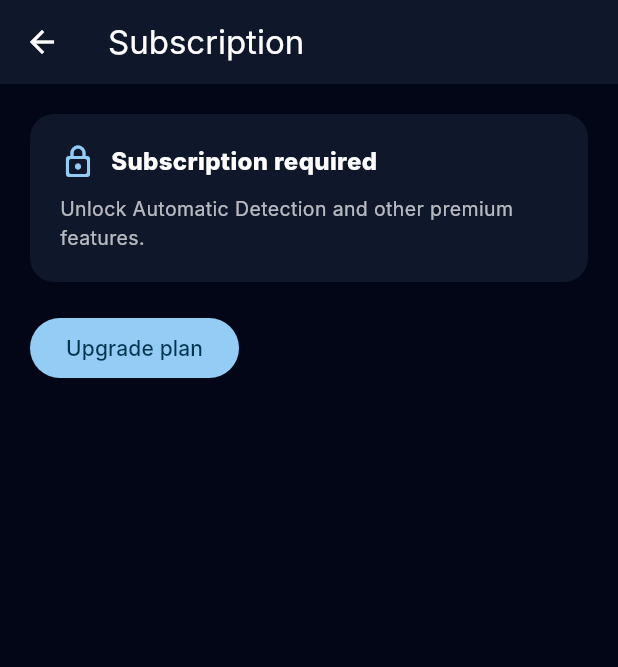
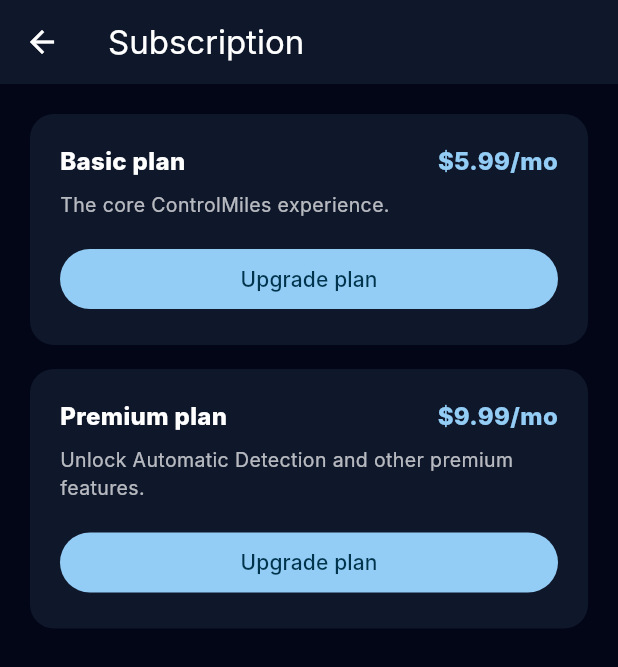
Before and after one commit to CEOOMS01/ControlMiles-app, a Flutter app: the SubscriptionScreen screen opened by its route, on a phone screen of 412 x 824 dp. Shown: the top 667 px of the screen. Run offline on Flutter 3.47's test engine with Material 3 defaults, Android fonts, the phone set to English and light mode, and no system bars; our stand-ins replace camera, connectivity_plus, flutter_local_notifications, flutter_map, flutter_secure_storage, flutter_timezone and 8 more; missing offline and left inert: flutter_background_geolocation, google_mlkit_text_recognition; accounts and stored records are empty; Roboto replaces fonts that are missing (Inter).

Commit message:
Split ControlMiles Premium into two real tiers: Base + Premium
Explicit user pricing decision: Base $5.99/mo (core app usage --
enforcement not built yet, deliberately prep-only per user request),
Premium $9.99/mo (adds Automatic Detection on top of everything Base
has).

- New profiles.base_entitled + subscriptions.tier columns.
- create-checkout-session now takes {"tier": "base"|"premium"} and
  picks the matching Stripe price (STRIPE_PRICE_ID_BASE/_PREMIUM,
  replacing the single STRIPE_PRICE_ID); defaults to premium if no
  tier is sent, keeping the one tier that existed before this change
  working unchanged.
- stripe-webhook reads subscription_data.metadata.tier (set at
  Checkout time) rather than reverse-mapping price_id -> tier, so
  there's nothing to drift if prices ever change. Premium implies
  base_entitled too, matching "Premium adds Auto-Detect on top of
  Base."
- AppState gained baseEntitled alongside the existing premiumEntitled,
  same fetch/cache/clearAll pattern.
- subscription_screen.dart now shows both tiers as separate cards
  with their own price/description/upgrade button and "Current plan"
  state, instead of one generic Upgrade button.

Both edge functions redeployed. Real Stripe products/prices still
pending the user creating their Stripe account (see prior commit) --
this is schema/wiring only, no enforcement of Base anywhere yet, per
explicit user request to hold that off as separate future work.

Co-Authored-By: Claude Sonnet 5 <noreply@anthropic.com>

```diff
--- a/lib/i18n/de.dart
+++ b/lib/i18n/de.dart
@@ -326,6 +326,8 @@ const Map<String, String> deTexts = {
   'subscription_active': 'Abonnement aktiv',
   'subscription_required': 'Abonnement erforderlich',
   'premium_plan_description': 'Schalte die automatische Erkennung und weitere Premium-Funktionen frei.',
+  'base_plan_description': 'Das ControlMiles-Kernerlebnis.',
+  'current_plan': 'Aktueller Plan',
   'subscriptions_not_configured': 'Abonnements sind noch nicht verfügbar.',
 
   // ============================================================
--- a/lib/i18n/en.dart
+++ b/lib/i18n/en.dart
@@ -417,6 +417,8 @@ const Map<String, String> enTexts = {
   'subscription_active': 'Subscription active',
   'subscription_required': 'Subscription required',
   'premium_plan_description': 'Unlock Automatic Detection and other premium features.',
+  'base_plan_description': 'The core ControlMiles experience.',
+  'current_plan': 'Current plan',
   'subscriptions_not_configured': 'Subscriptions are not available yet.',
 
   // ============================================================
--- a/lib/i18n/es.dart
+++ b/lib/i18n/es.dart
@@ -417,6 +417,8 @@ const Map<String, String> esTexts = {
   'subscription_active': 'Suscripción activa',
   'subscription_required': 'Se requiere suscripción',
   'premium_plan_description': 'Desbloquea la Detección Automática y otras funciones premium.',
+  'base_plan_description': 'La experiencia principal de ControlMiles.',
+  'current_plan': 'Plan actual',
   'subscriptions_not_configured': 'Las suscripciones aún no están disponibles.',
 
   // ============================================================
--- a/lib/i18n/fr.dart
+++ b/lib/i18n/fr.dart
@@ -334,6 +334,8 @@ const Map<String, String> frTexts = {
   'subscription_active': 'Abonnement actif',
   'subscription_required': 'Abonnement requis',
   'premium_plan_description': 'Débloquez la Détection Automatique et d\'autres fonctionnalités premium.',
+  'base_plan_description': 'L\'expérience ControlMiles de base.',
+  'current_plan': 'Forfait actuel',
   'subscriptions_not_configured': 'Les abonnements ne sont pas encore disponibles.',
 
   // ============================================================
--- a/lib/i18n/pt.dart
+++ b/lib/i18n/pt.dart
@@ -326,6 +326,8 @@ const Map<String, String> ptTexts = {
   'subscription_active': 'Assinatura ativa',
   'subscription_required': 'Assinatura necessária',
   'premium_plan_description': 'Desbloqueie a Detecção Automática e outros recursos premium.',
+  'base_plan_description': 'A experiência principal do ControlMiles.',
+  'current_plan': 'Plano atual',
   'subscriptions_not_configured': 'As assinaturas ainda não estão disponíveis.',
 
   // ============================================================
--- a/lib/i18n/zh.dart
+++ b/lib/i18n/zh.dart
@@ -326,6 +326,8 @@ const Map<String, String> zhTexts = {
   'subscription_active': '订阅已激活',
   'subscription_required': '需要订阅',
   'premium_plan_description': '解锁自动检测和其他高级功能。',
+  'base_plan_description': 'ControlMiles 核心体验。',
+  'current_plan': '当前套餐',
   'subscriptions_not_configured': '订阅功能尚未开放。',
 
   // ============================================================
--- a/lib/logic/app_state.dart
+++ b/lib/logic/app_state.dart
@@ -60,11 +60,16 @@ class AppState extends ChangeNotifier {
   // leyera. Mismo patrón de caché que userDisplayId/firstName arriba.
   String _accountType = 'gig';
   String? _defaultOrgId;
-  // Gates paid Gig features (starting with automatic trip detection) --
-  // enforcement-only, no payment processing wired yet (see
-  // multi_org_entitled's own migration for the same pattern). Granting
-  // it today is a manual/support action.
+  // Gates paid Gig features (starting with automatic trip detection).
+  // Real Stripe subscriptions now exist (see [[project_controlmiles]],
+  // stripe-webhook) -- this flag is kept in sync by that webhook, not
+  // manually toggled anymore.
   bool _premiumEntitled = false;
+  // Base tier ($5.99) -- prep only, per explicit user request
+  // (2026-08-28): the schema/webhook track this now so it's ready, but
+  // nothing in the app actually gates on it yet -- that's deliberately
+  // separate future work (a real trial-expiry paywall), not assumed here.
+  bool _baseEntitled = false;
   // Deliberately NOT cached to SharedPreferences like accountType/etc --
   // invites can arrive or get withdrawn at any time, so a stale disk copy
   // risks showing an already-handled invite (or hiding a brand new one).
@@ -112,6 +117,7 @@ class AppState extends ChangeNotifier {
   String get accountType => _accountType;
   String? get defaultOrgId => _defaultOrgId;
   bool get premiumEntitled => _premiumEntitled;
+  bool get baseEntitled => _baseEntitled;
   bool get accountTypeChosen => _accountTypeChosen;
   bool get isGig => _accountType == 'gig';
   bool get isFleetAdmin => _accountType == 'fleet_admin';
@@ -153,7 +159,7 @@ class AppState extends ChangeNotifier {
     try {
       final data = await Supabase.instance.client
           .from('profiles')
-          .select('display_id, first_name, account_type, default_org_id, premium_entitled')
+          .select('display_id, first_name, account_type, default_org_id, premium_entitled, base_entitled')
           .eq('id', user.id)
           .maybeSingle();
 
@@ -162,11 +168,13 @@ class AppState extends ChangeNotifier {
       final String newAccountType = data?['account_type'] as String? ?? 'gig';
       final String? newDefaultOrgId = data?['default_org_id'] as String?;
       final bool newPremiumEntitled = data?['premium_entitled'] as bool? ?? false;
+      final bool newBaseEntitled = data?['base_entitled'] as bool? ?? false;
       final bool changed = _userDisplayId != newDisplayId ||
           _firstName != newFirstName ||
           _accountType != newAccountType ||
           _defaultOrgId != newDefaultOrgId ||
-          _premiumEntitled != newPremiumEntitled;
+          _premiumEntitled != newPremiumEntitled ||
+          _baseEntitled != newBaseEntitled;
 
       if (changed) {
         _userDisplayId = newDisplayId;
@@ -174,6 +182,7 @@ class AppState extends ChangeNotifier {
         _accountType = newAccountType;
         _defaultOrgId = newDefaultOrgId;
         _premiumEntitled = newPremiumEntitled;
+        _baseEntitled = newBaseEntitled;
 
         final prefs = await SharedPreferences.getInstance();
         if (_userDisplayId != null) {
@@ -188,6 +197,7 @@ class AppState extends ChangeNotifier {
         }
         await prefs.setString('controlmiles_account_type', _accountType);
         await prefs.setBool('controlmiles_premium_entitled', _premiumEntitled);
+        await prefs.setBool('controlmiles_base_entitled', _baseEntitled);
         if (_defaultOrgId != null) {
           await prefs.setString('controlmiles_default_org_id', _defaultOrgId!);
         } else {
@@ -473,6 +483,7 @@ class AppState extends ChangeNotifier {
       _accountType = prefs.getString('controlmiles_account_type') ?? 'gig';
       _defaultOrgId = prefs.getString('controlmiles_default_org_id');
       _premiumEntitled = prefs.getBool('controlmiles_premium_entitled') ?? false;
+      _baseEntitled = prefs.getBool('controlmiles_base_entitled') ?? false;
       _accountTypeChosen = prefs.getBool('controlmiles_account_type_chosen') ?? false;
 
       // First-launch role chooser (device-level, see clearAll())
@@ -495,6 +506,7 @@ class AppState extends ChangeNotifier {
     _accountType = 'gig';
     _defaultOrgId = null;
     _premiumEntitled = false;
+    _baseEntitled = false;
     _accountTypeChosen = false;
     // A different account on this same device shouldn't inherit the
     // previous account's premium auto-detect choice, and the listening
--- a/lib/screens/subscription_screen.dart
+++ b/lib/screens/subscription_screen.dart
@@ -2,11 +2,15 @@
 // lib/screens/subscription_screen.dart
 //
 // Real Stripe subscription management (see [[project_controlmiles]]).
-// This screen never collects a card number -- "Upgrade" and "Manage
-// subscription" both call a Supabase edge function that returns a
-// Stripe-hosted URL, opened externally via url_launcher. Payment details
-// go straight to Stripe; this screen only ever reflects
-// AppState.premiumEntitled, which stripe-webhook keeps in sync server-side.
+// Two real tiers (2026-08-28): Base ($5.99, core app usage -- no
+// enforcement built yet, see AppState.baseEntitled's own comment) and
+// Premium ($9.99, adds Automatic Detection on top of everything Base
+// has). This screen never collects a card number -- "Upgrade" and
+// "Manage subscription" both call a Supabase edge function that returns
+// a Stripe-hosted URL, opened externally via url_launcher. Payment
+// details go straight to Stripe; this screen only ever reflects
+// AppState.baseEntitled/premiumEntitled, which stripe-webhook keeps in
+// sync server-side.
 
 import 'package:flutter/material.dart';
 import 'package:provider/provider.dart';
@@ -23,15 +27,40 @@ class SubscriptionScreen extends StatefulWidget {
 }
 
 class _SubscriptionScreenState extends State<SubscriptionScreen> {
-  bool _isLoading = false;
+  // Tracks which tier's button is spinning, so tapping Base doesn't
+  // disable Premium's button too (and vice versa).
+  String? _loadingTier;
 
-  Future<void> _openStripeUrl(AppState appState, String functionName) async {
+  Future<void> _upgrade(AppState appState, String tier) async {
     if (!mounted) return;
-    setState(() => _isLoading = true);
+    setState(() => _loadingTier = tier);
     try {
-      final response = await Supabase.instance.client.functions.invoke(functionName);
-      final data = response.data;
+      final response = await Supabase.instance.client.functions.invoke(
+        'create-checkout-session',
+        body: {'tier': tier},
+      );
+      await _openReturnedUrl(appState, response.data);
+    } catch (e) {
+      _showError(appState, e);
+    } finally {
+      if (mounted) setState(() => _loadingTier = null);
+    }
+  }
 
+  Future<void> _manageSubscription(AppState appState) async {
+    if (!mounted) return;
+    setState(() => _loadingTier = 'manage');
+    try {
+      final response = await Supabase.instance.client.functions.invoke('create-portal-session');
+      await _openReturnedUrl(appState, response.data);
+    } catch (e) {
+      _showError(appState, e);
+    } finally {
+      if (mounted) setState(() => _loadingTier = null);
+    }
+  }
+
+  Future<void> _openReturnedUrl(AppState appState, dynamic data) async {
     if (data is Map && data['configured'] == false) {
       if (mounted) {
         ScaffoldMessenger.of(context).showSnackBar(
@@ -52,8 +81,10 @@ class _SubscriptionScreenState extends State<SubscriptionScreen> {
         SnackBar(content: Text('${appState.tr('error')}: could not open browser')),
       );
     }
-    } catch (e) {
-      if (mounted) {
+  }
+
+  void _showError(AppState appState, Object e) {
+    if (!mounted) return;
     ScaffoldMessenger.of(context).showSnackBar(
       SnackBar(
         content: Text('${appState.tr('error')}: $e'),
@@ -61,16 +92,98 @@ class _SubscriptionScreenState extends State<SubscriptionScreen> {
       ),
     );
   }
-    } finally {
-      if (mounted) setState(() => _isLoading = false);
-    }
+
+  Widget _buildTierCard(
+    AppState appState, {
+    required bool isDark,
+    required String titleKey,
+    required String descriptionKey,
+    required String priceLabel,
+    required bool isCurrent,
+    required bool showUpgrade,
+    required String tier,
+  }) {
+    final isLoading = _loadingTier == tier;
+
+    return Container(
+      width: double.infinity,
+      padding: const EdgeInsets.all(20),
+      decoration: BoxDecoration(
+        color: isDark ? const Color(0xFF0F172A) : Colors.white,
+        borderRadius: BorderRadius.circular(16),
+        border: isCurrent
+            ? Border.all(color: Theme.of(context).colorScheme.primary, width: 1.5)
+            : null,
+      ),
+      child: Column(
+        crossAxisAlignment: CrossAxisAlignment.start,
+        children: [
+          Row(
+            mainAxisAlignment: MainAxisAlignment.spaceBetween,
+            children: [
+              Text(
+                appState.tr(titleKey),
+                style: TextStyle(
+                  fontWeight: FontWeight.w800,
+                  fontSize: 16,
+                  color: isDark ? Colors.white : const Color(0xFF1E293B),
+                ),
+              ),
+              Text(
+                priceLabel,
+                style: TextStyle(
+                  fontWeight: FontWeight.w800,
+                  fontSize: 16,
+                  color: Theme.of(context).colorScheme.primary,
+                ),
+              ),
+            ],
+          ),
+          const SizedBox(height: 8),
+          Text(
+            appState.tr(descriptionKey),
+            style: TextStyle(
+              fontSize: 13,
+              color: isDark ? Colors.white70 : const Color(0xFF64748B),
+            ),
+          ),
+          const SizedBox(height: 16),
+          if (isCurrent)
+            Row(
+              children: [
+                Icon(Icons.verified_rounded, color: Colors.green, size: 18),
+                const SizedBox(width: 6),
+                Text(
+                  appState.tr('current_plan'),
+                  style: const TextStyle(fontWeight: FontWeight.w700, color: Colors.green),
+                ),
+              ],
+            )
+          else if (showUpgrade)
+            SizedBox(
+              width: double.infinity,
+              child: FilledButton(
+                onPressed: isLoading ? null : () => _upgrade(appState, tier),
+                child: isLoading
+                    ? const SizedBox(
+                        width: 18,
+                        height: 18,
+                        child: CircularProgressIndicator(strokeWidth: 2.2, color: Colors.white),
+                      )
+                    : Text(appState.tr('upgrade_plan')),
+              ),
+            ),
+        ],
+      ),
+    );
   }
 
   @override
   Widget build(BuildContext context) {
     final appState = context.watch<AppState>();
     final isDark = Theme.of(context).brightness == Brightness.dark;
-    final subscribed = appState.premiumEntitled;
+    final baseEntitled = appState.baseEntitled;
+    final premiumEntitled = appState.premiumEntitled;
 
     return Scaffold(
       backgroundColor: isDark ? const Color(0xFF020617) : const Color(0xFFF8FAFC),
@@ -79,67 +192,47 @@ class _SubscriptionScreenState extends State<SubscriptionScreen> {
         backgroundColor: isDark ? const Color(0xFF0F172A) : const Color(0xFF1E293B),
         foregroundColor: Colors.white,
       ),
-      body: Padding(
+      body: ListView(
         padding: const EdgeInsets.all(20),
-        child: Column(
-          crossAxisAlignment: CrossAxisAlignment.start,
         children: [
-            Container(
-              width: double.infinity,
-              padding: const EdgeInsets.all(20),
-              decoration: BoxDecoration(
-                color: isDark ? const Color(0xFF0F172A) : Colors.white,
-                borderRadius: BorderRadius.circular(16),
+          _buildTierCard(
+            appState,
+            isDark: isDark,
+            titleKey: 'basic_plan',
+            descriptionKey: 'base_plan_description',
+            priceLabel: '\$5.99/mo',
+            isCurrent: baseEntitled && !premiumEntitled,
+            // Premium already includes Base -- no point offering a
+            // downgrade-shaped "Upgrade to Base" button to a Premium
+            // subscriber.
+            showUpgrade: !premiumEntitled,
+            tier: 'base',
           ),
-              child: Column(
-                crossAxisAlignment: CrossAxisAlignment.start,
-                children: [
-                  Row(
-                    children: [
-                      Icon(
-                        subscribed ? Icons.verified_rounded : Icons.lock_outline_rounded,
-                        color: subscribed ? Colors.green : Theme.of(context).colorScheme.primary,
+          const SizedBox(height: 16),
+          _buildTierCard(
+            appState,
+            isDark: isDark,
+            titleKey: 'premium_plan',
+            descriptionKey: 'premium_plan_description',
+            priceLabel: '\$9.99/mo',
+            isCurrent: premiumEntitled,
+            showUpgrade: !premiumEntitled,
+            tier: 'premium',
           ),
-                      const SizedBox(width: 10),
-                      Text(
-                        subscribed ? appState.tr('subscription_active') : appState.tr('subscription_required'),
-                        style: TextStyle(
-                          fontWeight: FontWeight.w800,
-                          fontSize: 16,
-                          color: isDark ? Colors.white : const Color(0xFF1E293B),
-                        ),
+          if (baseEntitled || premiumEntitled) ...[
+            const SizedBox(height: 24),
+            OutlinedButton(
+              onPressed: _loadingTier == 'manage' ? null : () => _manageSubscription(appState),
+              child: _loadingTier == 'manage'
+                  ? const SizedBox(
+                      width: 18,
+                      height: 18,
+                      child: CircularProgressIndicator(strokeWidth: 2.2),
+                    )
+                  : Text(appState.tr('manage_subscription')),
             ),
           ],
-                  ),
-                  const SizedBox(height: 10),
-                  Text(
-                    appState.tr('premium_plan_description'),
-                    style: TextStyle(
-                      fontSize: 13,
-                      color: isDark ? Colors.white70 : const Color(0xFF64748B),
-                    ),
-                  ),
         ],
-              ),
-            ),
-            const SizedBox(height: 20),
-            if (_isLoading)
-              const Center(child: Padding(
-                padding: EdgeInsets.all(20),
-                child: CircularProgressIndicator(),
-              ))
-            else if (subscribed)
-              FilledButton(
-                onPressed: () => _openStripeUrl(appState, 'create-portal-session'),
-                child: Text(appState.tr('manage_subscription')),
-              )
-            else
-              FilledButton(
-                onPressed: () => _openStripeUrl(appState, 'create-checkout-session'),
-                child: Text(appState.tr('upgrade_plan')),
-              ),
-          ],
-        ),
       ),
     );
   }
```
Also changed, not shown: 3 other files. Lines whose indentation alone changed are shown as unchanged.
